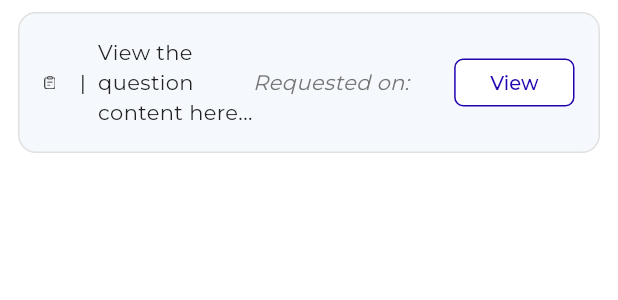
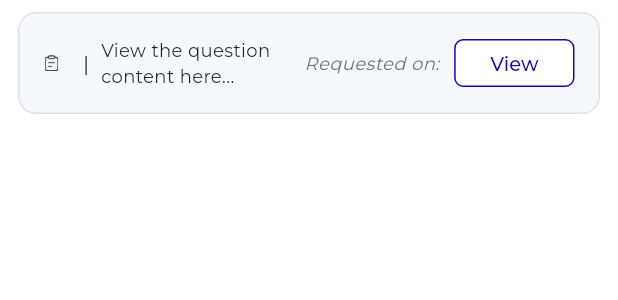
Before and after one commit to keenly-digital/CertEmpire_simulation, a Flutter app: the TaskCard widget shown alone on an empty page, opened directly, on a phone screen of 412 x 824 dp. Shown: the top 300 px of the screen. Run offline on Flutter 3.47's test engine with Material 3 defaults, Android fonts, the phone set to English and light mode, and no system bars; our stand-ins replace bloc, dio, equatable, flutter_bloc, flutter_screenutil, fluttertoast and 7 more; missing offline and left inert: flutter_quill, flutter_quill_extensions; accounts and stored records are empty; network calls fail.

```diff
--- a/lib/core/res/app_strings.dart
+++ b/lib/core/res/app_strings.dart
@@ -21,6 +21,6 @@ class AppStrings {
       'Thank you for your report. This helps us and our community.';
   static const String close = 'CLOSE';
   static const String reportAnswerAsIncorrect = '! Report Answer as Incorrect';
-  static  String fileId = '91f185a0-bb28-48c4-a849-790ecab72d5a';
+  static String fileId = '91f185a0-bb28-48c4-a849-790ecab72d6a';
   static String userId = '97f4c350-b0d6-41ec-84a5-8e6a6210484b';
 }
--- a/lib/core/routes/app_router.dart
+++ b/lib/core/routes/app_router.dart
@@ -9,7 +9,7 @@ import 'app_route.dart';
 
 class AppRouter {
   static final GoRouter router = GoRouter(
-    initialLocation: '/MyRewards',
+    initialLocation: '/Simulation',
     routes: [
       GoRoute(
         path: '/Simulation',
--- a/lib/src/my_tasks/presentation/widgets/task_card.dart
+++ b/lib/src/my_tasks/presentation/widgets/task_card.dart
@@ -16,7 +16,7 @@ class TaskCard extends StatelessWidget {
     return LayoutBuilder(
       builder: (context, constraints) {
         double width = constraints.maxWidth;
-        double iconSize = width * 0.02;
+        double iconSize = width * 0.025;
 
         return Padding(
           padding: const EdgeInsets.symmetric(vertical: 8, horizontal: 12),
@@ -44,7 +44,12 @@ class TaskCard extends StatelessWidget {
                 Text('  |  ', style: TextStyle(color: Colors.black)),
                 Expanded(
                   child: Text(
-                    "View the question content here...",
+                    maxLines: 8,
+                    "View the question content here...",style: TextStyle(
+                    fontSize: 12,
+                    overflow: TextOverflow.ellipsis
+
+                  ),
                   ),
                 ),
                 Text(
@@ -52,6 +57,8 @@ class TaskCard extends StatelessWidget {
                   style: TextStyle(
                     color: Colors.grey[600],
                     fontStyle: FontStyle.italic,
+                    fontSize: 12,
+
                   ),
                 ),
                 Text(
@@ -59,9 +66,11 @@ class TaskCard extends StatelessWidget {
                   style: TextStyle(
                     color: Colors.grey[600],
                     fontStyle: FontStyle.italic,
+                    fontSize: 12,
+
                   ),
                 ),
-                SizedBox(width: 30,),
+                SizedBox(width: 10,),
                 OutlinedButton(
                   onPressed: () {
                     context.read<GetAllTaskBloc>().dialogueSelection(
--- a/lib/src/report_history/presentation/bloc/report_bloc/get_all_report_bloc.dart
+++ b/lib/src/report_history/presentation/bloc/report_bloc/get_all_report_bloc.dart
@@ -28,11 +28,14 @@ class GetAllReportsBloc extends Bloc<ReportInitEvent, ReportInitialState> {
           GetAllReportState(
             reasonLoading: false,
             explanation: data.data?.data?.explanation ?? "",
+            reportData: (state as GetAllReportState).reportData,
+            results: (state as GetAllReportState).results,
           ),
         );
 
         showDialog(
           context: event.context,
+          barrierColor: Colors.transparent,
           builder: (_) => ViewReasonDialog(reportData: event.report),
         );
       },
--- a/lib/src/simulation/domain/repos/simulation_repo.dart
+++ b/lib/src/simulation/domain/repos/simulation_repo.dart
@@ -6,9 +6,7 @@ import '../../data/models/report_ans_param_model.dart';
 import '../../data/models/file_content_model.dart';
 
 abstract class SimulationRepo {
-  Future<ApiResult<APIResponse<FileContent?>>> getSimulationData(
-    String fileId,
-  );
+  Future<ApiResult<APIResponse<FileContent?>>> getSimulationData(String fileId);
 
   Future<ApiResult<APIResponse<SubmitQuestionReportModel?>>> reportQuestion(
     SubmitQuestionReportParam submit,
```
Also changed, not shown: lib/src/my_tasks/presentation/bloc/get_all_task_bloc/get_all_task_bloc.dart (+6 -1 lines), lib/src/report_history/presentation/views/report_main_view.dart (+20 -14 lines), lib/src/simulation/data/repo_Imp/simulation_repo_imp.dart (+4 -3 lines), lib/src/simulation/presentation/bloc/simulation_bloc/simulation_bloc.dart (+5 -11 lines), lib/src/simulation/presentation/views/simulation_main_view.dart (+21 -9 lines).
